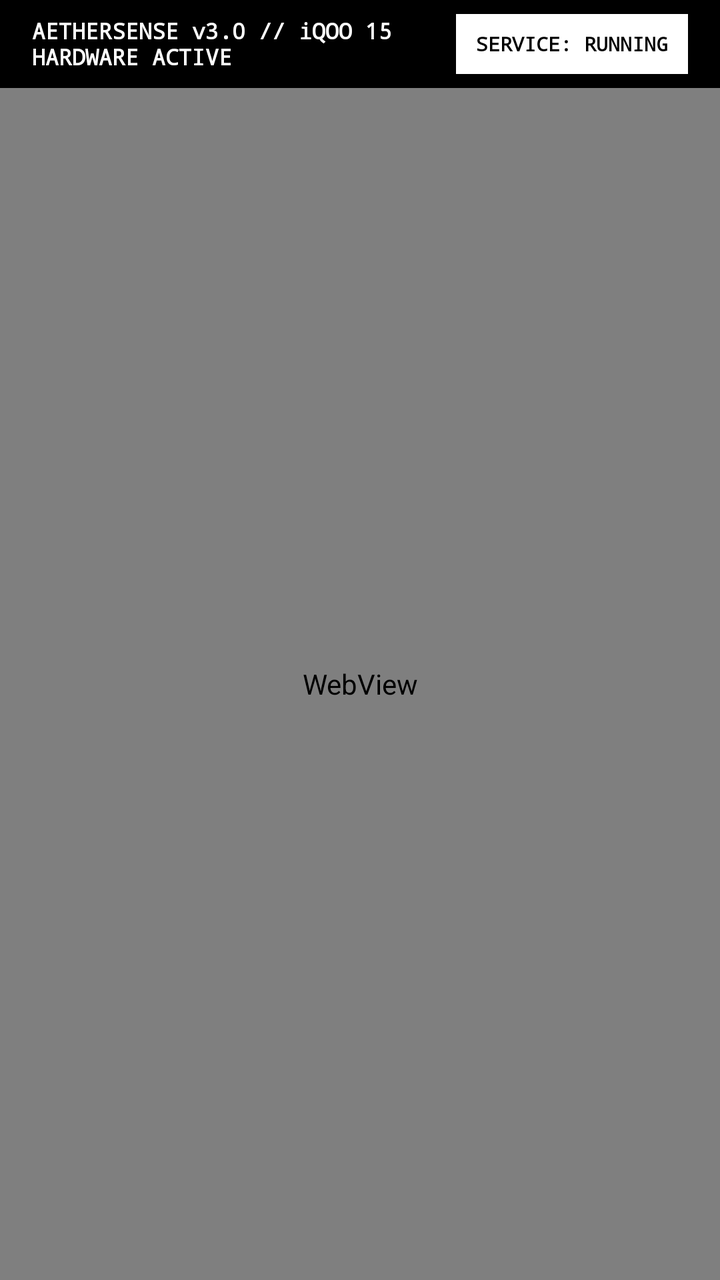
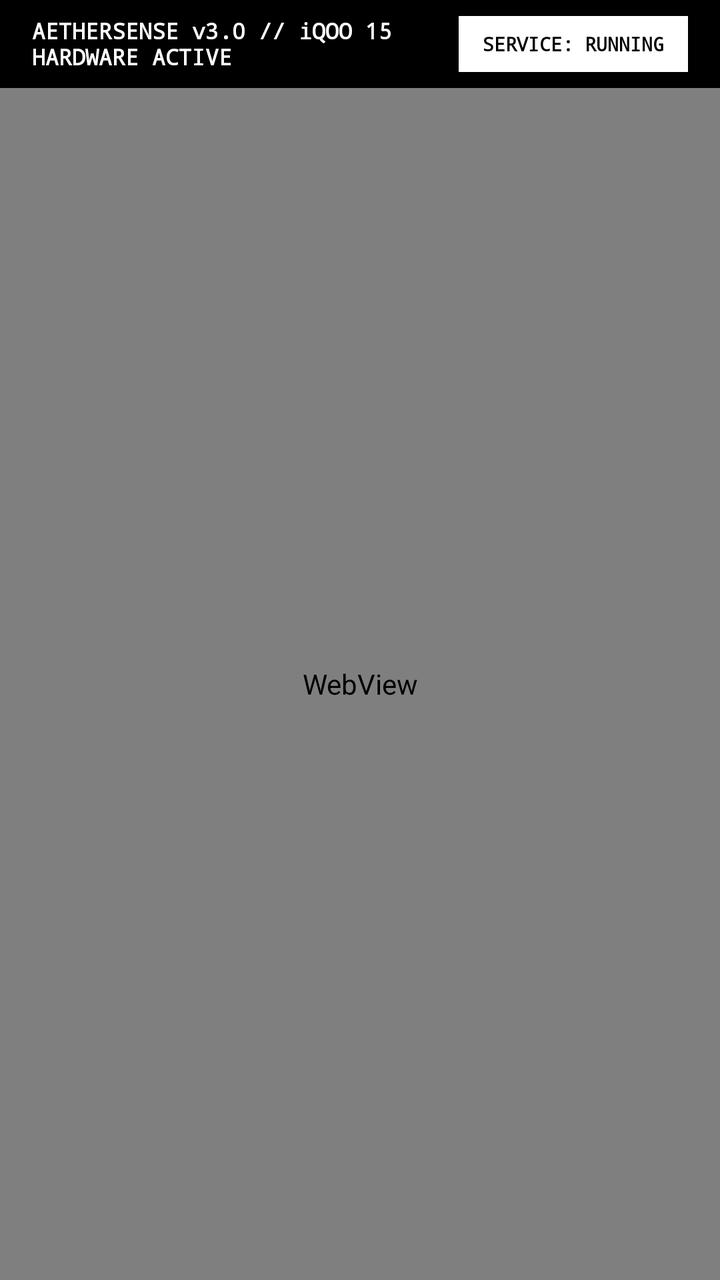

The first picture is an Android layout as it rendered before a commit; the second is the same layout after the commit. The layout source and the unified diff follow.
<!-- AndroidManifest.xml: application theme android:Theme.DeviceDefault.NoActionBar -->
<!-- res/layout/activity_main.xml -->
<?xml version="1.0" encoding="utf-8"?>
<LinearLayout xmlns:android="http://schemas.android.com/apk/res/android"
    android:layout_width="match_parent"
    android:layout_height="match_parent"
    android:orientation="vertical"
    android:background="#FFFFFF">

    
    <LinearLayout
        android:id="@+id/topBar"
        android:layout_width="match_parent"
        android:layout_height="44dp"
        android:orientation="horizontal"
        android:background="#000000"
        android:paddingHorizontal="16dp"
        android:gravity="center_vertical">

        <TextView
            android:id="@+id/tvAppTitle"
            android:layout_width="0dp"
            android:layout_height="wrap_content"
            android:layout_weight="1"
            android:text="AETHERSENSE v3.0 // iQOO 15 HARDWARE ACTIVE"
            android:textColor="#FFFFFF"
            android:textSize="11sp"
            android:textStyle="bold"
            android:fontFamily="monospace" />

        <Button
            android:id="@+id/btnServiceToggle"
            android:layout_width="wrap_content"
            android:layout_height="30dp"
            android:text="SERVICE: RUNNING"
            android:textColor="#000000"
            android:background="#FFFFFF"
            android:textSize="10sp"
            android:textStyle="bold"
            android:fontFamily="monospace"
            android:paddingHorizontal="10dp" />
    </LinearLayout>

    
    <WebView
        android:id="@+id/webView"
        android:layout_width="match_parent"
        android:layout_height="0dp"
        android:layout_weight="1"
        android:overScrollMode="never" />

</LinearLayout>
<!-- resources referenced by this layout -->
<resources>

</resources>

<!-- the commit's change to res/layout/activity_main.xml (unified diff, before → after) -->
@@ -26,17 +26,20 @@
             android:textStyle="bold"
             android:fontFamily="monospace" />
 
-        <Button
+        <TextView
             android:id="@+id/btnServiceToggle"
             android:layout_width="wrap_content"
-            android:layout_height="30dp"
+            android:layout_height="28dp"
             android:text="SERVICE: RUNNING"
             android:textColor="#000000"
             android:background="#FFFFFF"
-            android:textSize="10sp"
+            android:textSize="9.5sp"
             android:textStyle="bold"
             android:fontFamily="monospace"
-            android:paddingHorizontal="10dp" />
+            android:gravity="center"
+            android:clickable="true"
+            android:focusable="true"
+            android:paddingHorizontal="12dp" />
     </LinearLayout>
 
     
